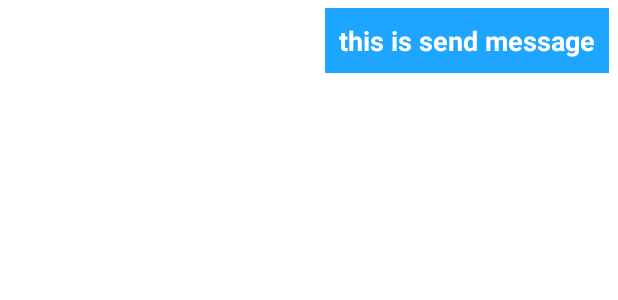
After one commit to gaddarkumar7447/Chat-App, an Android app: the layout send.xml on its own in the app's theme, with its tools: preview values and no code run, on a phone screen of 412 x 824 dp. The commit adds this screen. Shown: the top 300 px of the screen. Run offline under Robolectric (Android 15) with nearby library versions, the phone set to English and light mode, and no system bars.

Commit message:
All DB sender and receiver messages are working

```diff
--- a/app/src/main/res/layout/activity_chat.xml
+++ b/app/src/main/res/layout/activity_chat.xml
@@ -9,6 +9,7 @@
         android:layout_width="match_parent"
         android:layout_height="match_parent"
         android:background="#f9f9f9"
+        android:id="@+id/recyclerViewMessage"
         tools:context=".ChatActivity.Chat">
         <androidx.recyclerview.widget.RecyclerView
             android:layout_width="match_parent"
--- /dev/null
+++ b/app/src/main/res/layout/send.xml
@@ -0,0 +1,28 @@
+<?xml version="1.0" encoding="utf-8"?>
+<RelativeLayout xmlns:android="http://schemas.android.com/apk/res/android"
+    android:layout_width="match_parent"
+    android:layout_height="wrap_content">
+
+    <RelativeLayout
+        android:layout_width="wrap_content"
+        android:layout_marginLeft="10sp"
+        android:layout_alignParentRight="true"
+        android:layout_marginRight="6dp"
+        android:layout_marginTop="5dp"
+        android:background="@drawable/corser_color"
+        android:layout_height="wrap_content">
+
+        <TextView
+            android:layout_width="wrap_content"
+            android:text="this is send message"
+            android:textColor="@color/white"
+            android:textStyle="bold"
+            android:layout_margin="2dp"
+            android:id="@+id/messageSend"
+            android:padding="7sp"
+            android:textSize="18dp"
+            android:layout_height="wrap_content"/>
+    </RelativeLayout>
+
+
+</RelativeLayout>
```
Also changed, not shown: app/src/main/java/com/example/chatapp/ChatActivity/Chat.kt (+66 -2 lines), app/src/main/java/com/example/chatapp/Message.kt (+9 -1 lines), app/src/main/java/com/example/chatapp/MessageAdapter.kt (added, +56 -0 lines), app/src/main/java/com/example/chatapp/UserAdapter.kt (+6 -1 lines), app/src/main/res/layout/receive.xml (added, +26 -0 lines).
